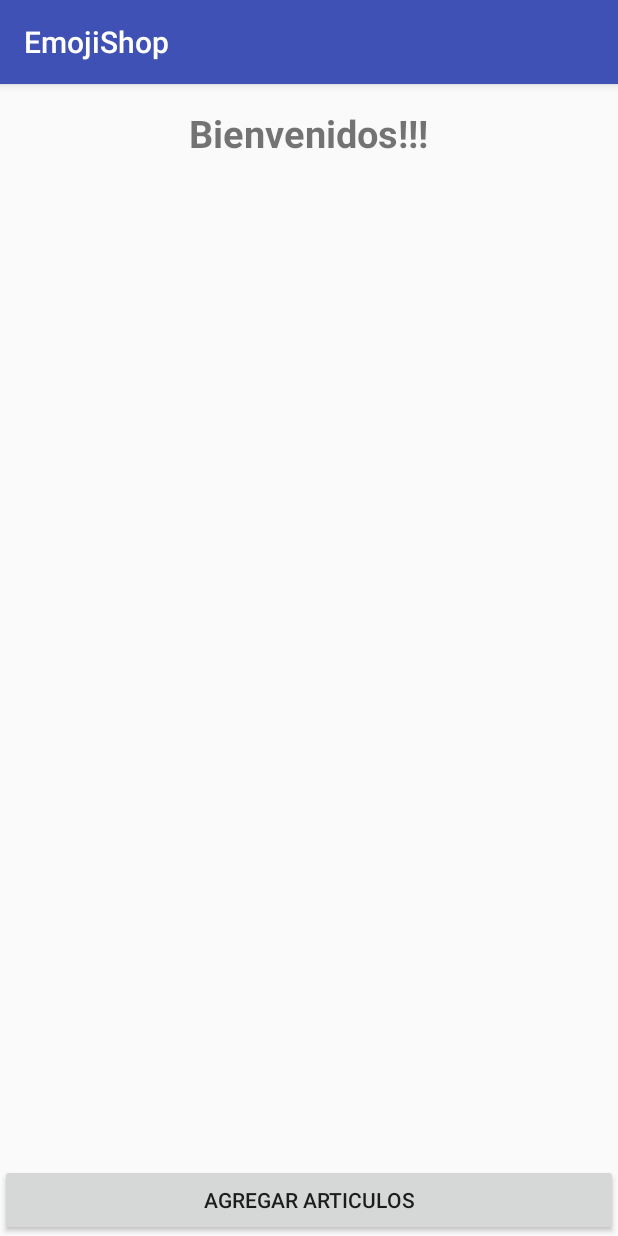
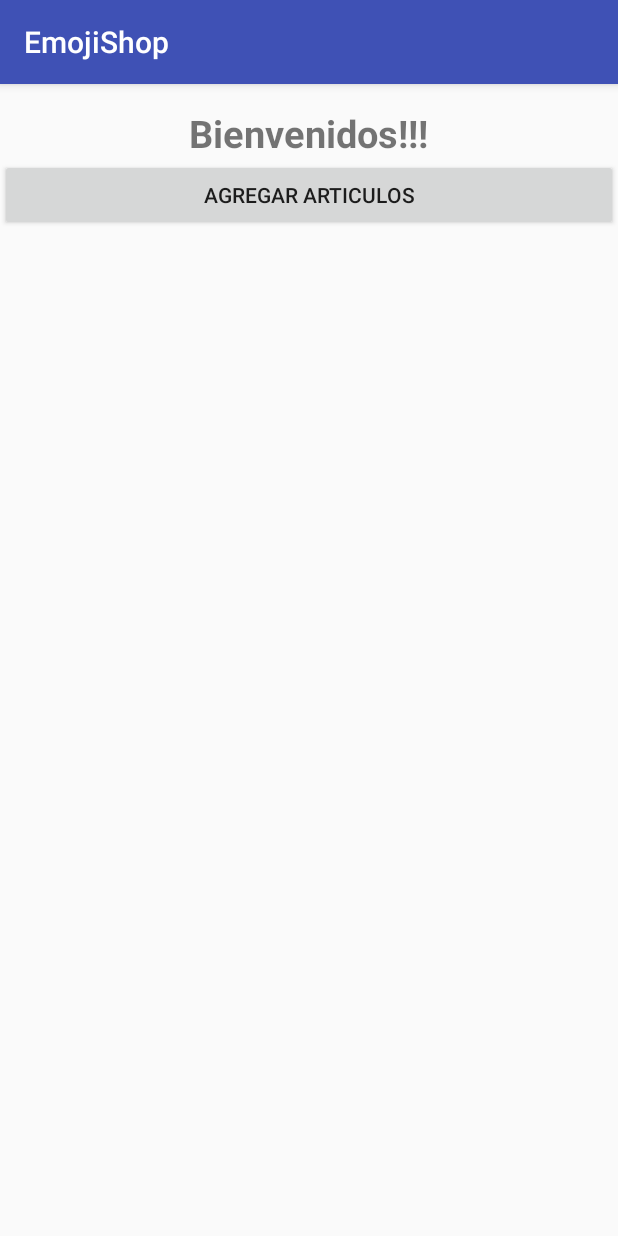
Before and after one commit to elgatovielma/EmojisShop, an Android app: the IniciarCompra screen opened directly, with no data from a screen before it, on a phone screen of 412 x 824 dp. Run offline under Robolectric (Android 15) with nearby library versions, the light colour scheme and no system bars.

Commit message:
Vueltas logradas

```diff
--- a/app/src/main/java/com/example/android/emojishop/IniciarCompra.java
+++ b/app/src/main/java/com/example/android/emojishop/IniciarCompra.java
@@ -12,26 +12,57 @@ import android.widget.ListView;
 import android.widget.TextView;
 import android.widget.Toast;
 
+import java.util.ArrayList;
+import java.util.LinkedList;
+
 public class IniciarCompra extends AppCompatActivity {
 
     private static final String LOG_TAG = MainActivity.class.getSimpleName();
     public static final String EXTRA_MESSAGE = "com.example.android.twoactivities.extra.MESSAGE";
     public static final int TEXT_REQUEST = 1;
+    private static final String LOG_TAG2 = IniciarCompra.class.getSimpleName();
+    private static final String LOG_TAG3 = IniciarCompra.class.getSimpleName();
+    private static final String LOG_TAG4 = IniciarCompra.class.getSimpleName();
+    private static final String LOG_TAG5 = IniciarCompra.class.getSimpleName();
+    ListView listViewComprasAgregadas;
+    ArrayList<String> listaCompras;
+    ArrayList<String> recover;
+    ArrayAdapter adaptador;
+    ArrayAdapter  adaptadorRecover;
+    int count=1;
 
-    private static final String LOG_TAG2 = IniciarCompra.class.getSimpleName();
 
 
     @Override
     protected void onCreate(Bundle savedInstanceState) {
         super.onCreate(savedInstanceState);
         setContentView(R.layout.activity_iniciar_compra);
+        listViewComprasAgregadas = findViewById(R.id.listview);
+        listaCompras = new ArrayList<>();
+        recover = new ArrayList<>();
+
+
+        if(savedInstanceState!=null){
+            recover = savedInstanceState.getStringArrayList("Mewtwo");
+            adaptadorRecover = new ArrayAdapter(this, android.R.layout.simple_list_item_1, recover);
+            listViewComprasAgregadas.setAdapter(adaptadorRecover);
+            listaCompras=recover;
+            Log.d(LOG_TAG3, "true123");
+            Log.d( LOG_TAG5, "asd");
+
+        }
 
     }
 
 
     public void goArticlesList(View view) {
-        Intent intent = new Intent(this, listaArticulos.class);
-        startActivityForResult(intent,TEXT_REQUEST);
+        if (count<=10){
+            Intent intent = new Intent(this, listaArticulos.class);
+            startActivityForResult(intent,TEXT_REQUEST);
+        }
+        else{
+            Toast.makeText(getApplicationContext(),"No puede agregar mas",Toast.LENGTH_SHORT).show();
+        }
     }
 
     @Override
@@ -41,13 +72,36 @@ public class IniciarCompra extends AppCompatActivity {
         if (requestCode == TEXT_REQUEST) {
             if (resultCode == RESULT_OK) {
 
+                adaptador = new ArrayAdapter(this,android.R.layout.simple_list_item_1,listaCompras);
                 String reply = data.getStringExtra(listaArticulos.EXTRA_REPLY);
+
                 Log.d( LOG_TAG2, "Creando"+ reply);
+
+                listaCompras.add(reply);
+                listViewComprasAgregadas.setAdapter(adaptador);
+                count++;
 
             }
         }
     }
 
+    @Override
+    protected void onSaveInstanceState(Bundle outState) {
+        super.onSaveInstanceState(outState);
 
+        outState.putStringArrayList("Mewtwo",listaCompras);
 
+    }
+
+    @Override
+    protected void onStop() {
+        super.onStop();
+        Log.d( LOG_TAG4, "STOP");
+    }
+
+    @Override
+    protected void onDestroy() {
+        super.onDestroy();
+        Log.d( LOG_TAG4, "DESTROY");
+    }
 }
--- a/app/src/main/res/layout/activity_iniciar_compra.xml
+++ b/app/src/main/res/layout/activity_iniciar_compra.xml
@@ -16,29 +16,35 @@
       android:textStyle="bold"
       android:textSize="@dimen/tamaño_bienvenida2"/>
 
-  <android.support.v7.widget.RecyclerView
+
+    <Button
+      android:id="@+id/agregar"
       android:layout_width="match_parent"
       android:layout_height="wrap_content"
-      android:layout_marginLeft="@dimen/recyclermarginleft"
-      android:id="@+id/recyclerviewagregarcompra"
-      android:layout_marginTop="@dimen/titulos">
+      android:text="@string/agregar_articulos"
+      android:onClick="goArticlesList"/>
 
-  </android.support.v7.widget.RecyclerView>
 
-  <RelativeLayout
-      android:layout_width="wrap_content"
-      android:layout_height="wrap_content">
+    <ListView
+        android:id="@+id/listview"
+        android:layout_width="match_parent"
+        android:layout_height="wrap_content"
+        android:layout_marginTop="@dimen/titulos"
+        android:layout_marginLeft="@dimen/recyclermarginleft">
 
-      <Button
-          android:id="@+id/agregar"
-          android:layout_width="match_parent"
-          android:layout_height="wrap_content"
-          android:text="@string/agregar_articulos"
-          android:layout_alignParentBottom="true"
-          android:layout_alignParentEnd="true"
-          android:onClick="goArticlesList"/>
+    </ListView>
 
-  </RelativeLayout>
+
+
+
+
+
+
+
+
+
+
+
 
 
 </LinearLayout>
--- a/app/src/main/res/layout/activity_lista_articulos.xml
+++ b/app/src/main/res/layout/activity_lista_articulos.xml
@@ -15,4 +15,6 @@
 
     </android.support.v7.widget.RecyclerView>
 
+
+
 </LinearLayout>
```
Also changed, not shown: app/src/main/res/layout/prueba.xml (added, +206 -0 lines).
